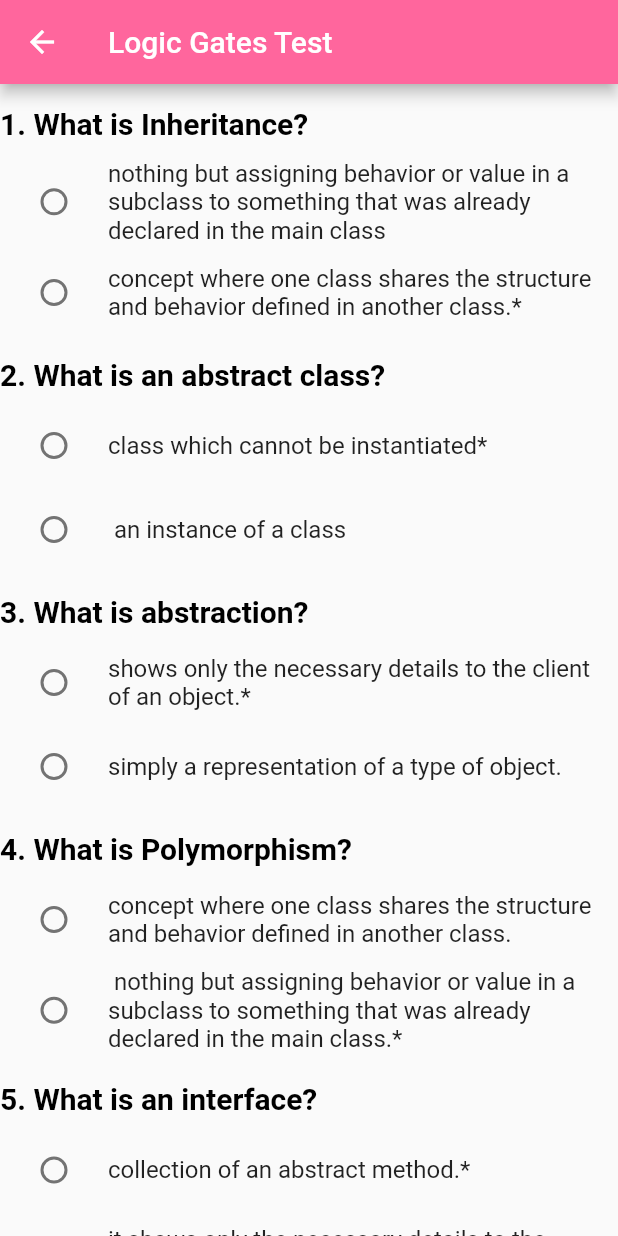
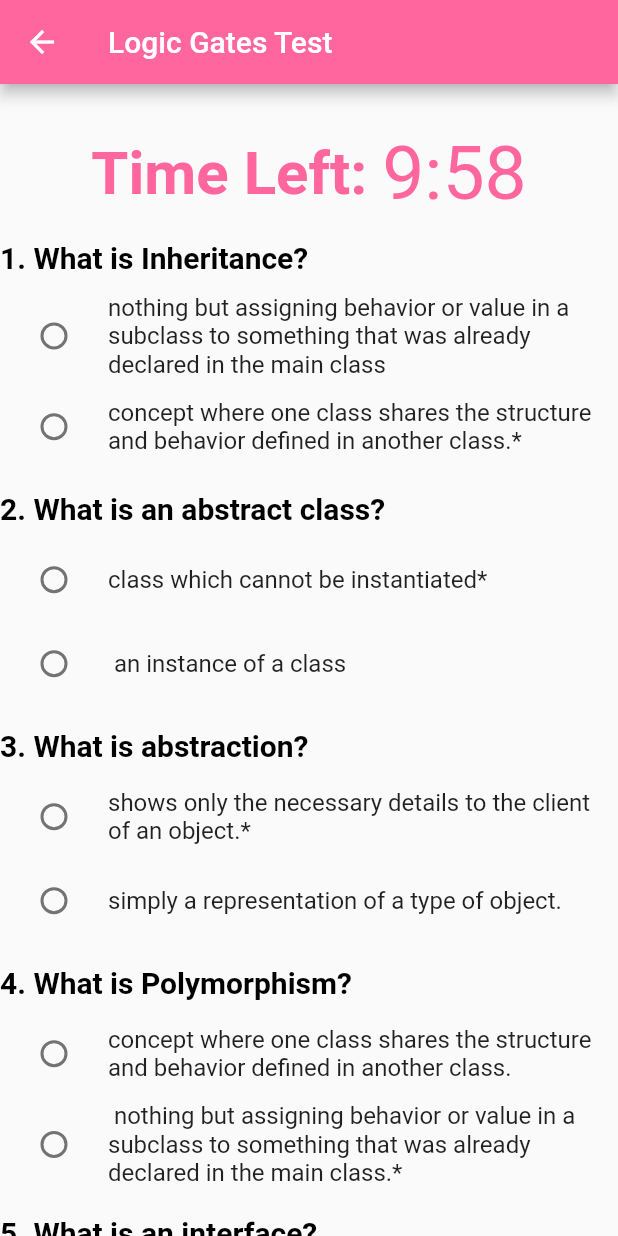
Before and after one commit to kumudithaperera/Ditto, a Flutter app: the TestScreen screen opened by its route, on a phone screen of 412 x 824 dp. Run offline on Flutter 3.47's test engine with Material 2 defaults, Android fonts, the phone set to English and light mode, and no system bars; our stand-ins replace another_flushbar, cloud_firestore, event_bus, firebase_auth, firebase_core, flutter_rating_bar and 6 more; missing offline and left inert: dropdown_below; accounts and stored records are empty.

Commit message:
Test Timer

```diff
--- a/ditto/lib/screens/home_screen.dart
+++ b/ditto/lib/screens/home_screen.dart
@@ -86,6 +86,7 @@ class _HomeScreenState extends State<HomeScreen> {
             children: [
               Expanded(
                 flex: 3,
+                child: SingleChildScrollView(
                   child: Container(
                     height: Utils.totalBodyHeight,
                     child: Padding(
@@ -156,6 +157,7 @@ class _HomeScreenState extends State<HomeScreen> {
                                 ),
                               ),
                             ],
+                          ),
                         ),
                       ),
                     ),
--- a/ditto/lib/screens/test_screen.dart
+++ b/ditto/lib/screens/test_screen.dart
@@ -1,5 +1,6 @@
 import 'package:ditto/bloc/test_bloc.dart';
 import 'package:ditto/helper/util.dart';
+import 'package:ditto/widgets/count_down.dart';
 import 'package:flutter/material.dart';
 import 'package:flutter_rating_bar/flutter_rating_bar.dart';
 import 'package:provider/provider.dart';
@@ -9,9 +10,17 @@ class TestScreen extends StatefulWidget {
   _TestScreenState createState() => _TestScreenState();
 }
 
-class _TestScreenState extends State<TestScreen> {
+class _TestScreenState extends State<TestScreen> with SingleTickerProviderStateMixin {
 
   TestBloc _testBloc;
+
+  AnimationController _controller;
+
+  @override
+  void initState() {
+    _controller = AnimationController(duration: const Duration(minutes: 10), vsync: this);
+    super.initState();
+  }
 
   @override
   void didChangeDependencies() {
@@ -19,6 +28,21 @@ class _TestScreenState extends State<TestScreen> {
 
     _testBloc = Provider.of<TestBloc>(context);
     _testBloc.getStudentDetails();
+
+    _controller.forward();
+
+    _controller.addStatusListener((status) {
+      if (status == AnimationStatus.completed){
+        _testBloc.savePoint();
+        showDialogBox(isDismissible: false);
+      }
+    });
+  }
+
+  @override
+  void dispose() {
+    _controller.dispose();
+    super.dispose();
   }
 
   @override
@@ -29,13 +53,35 @@ class _TestScreenState extends State<TestScreen> {
           child: Text("Logic Gates Test"),
         ),
       ),
-      body: Center(
+      body: SingleChildScrollView(
+        child: Center(
           child: Container(
             width: Utils.getDesignHeight(800),
             child: Column(
               crossAxisAlignment: CrossAxisAlignment.start,
               mainAxisAlignment: MainAxisAlignment.center,
               children: [
+                Padding(
+                  padding: EdgeInsets.only(top: Utils.getDesignHeight(30.0)),
+                  child: Row(
+                    mainAxisAlignment: MainAxisAlignment.center,
+                    children: [
+                      Text(
+                        "Time Left: ",
+                        style: Theme.of(context).primaryTextTheme.button.copyWith(
+                          fontSize: 40,
+                          color: Theme.of(context).primaryColor,
+                        ),
+                      ),
+                      CountDown(
+                        animation: StepTween(
+                          begin: 10 * 60,
+                          end: 0,
+                        ).animate(_controller),
+                      ),
+                    ],
+                  ),
+                ),
                 StreamBuilder<int>(
                   stream: _testBloc.questionOneStream,
                   builder: (context, snapshot) {
@@ -96,7 +142,8 @@ class _TestScreenState extends State<TestScreen> {
                     );
                   }
                 ),
-              Container(
+                Center(
+                  child: Container(
                     margin: EdgeInsets.only(top: 20.0),
                     height: Utils.getDesignHeight(40),
                     width: Utils.getDesignWidth(100),
@@ -116,7 +163,9 @@ class _TestScreenState extends State<TestScreen> {
                       ),
                     ),
                   ),
+                ),
               ],
+            ),
           ),
         ),
       ),
@@ -160,9 +209,10 @@ class _TestScreenState extends State<TestScreen> {
     );
   }
 
-  showDialogBox() {
+  showDialogBox({bool isDismissible = true}) {
     showDialog(
       context: context,
+      barrierDismissible: isDismissible,
       builder: (_) => AlertDialog(
         content: Column(
           mainAxisSize: MainAxisSize.min,
--- /dev/null
+++ b/ditto/lib/widgets/count_down.dart
@@ -0,0 +1,22 @@
+import 'package:flutter/material.dart';
+
+class CountDown extends AnimatedWidget {
+  CountDown({Key key, this.animation}) : super(key: key, listenable: animation);
+  final Animation<int> animation;
+
+  @override
+  build(BuildContext context) {
+    Duration clockTimer = Duration(seconds: animation.value);
+
+    String timerText =
+        '${clockTimer.inMinutes.remainder(60).toString()}:${(clockTimer.inSeconds.remainder(60) % 60).toString().padLeft(2, '0')}';
+
+    return Text(
+      "$timerText",
+      style: TextStyle(
+        fontSize: 50,
+        color: Theme.of(context).primaryColor,
+      ),
+    );
+  }
+}
```
Lines whose indentation alone changed are shown as unchanged.
